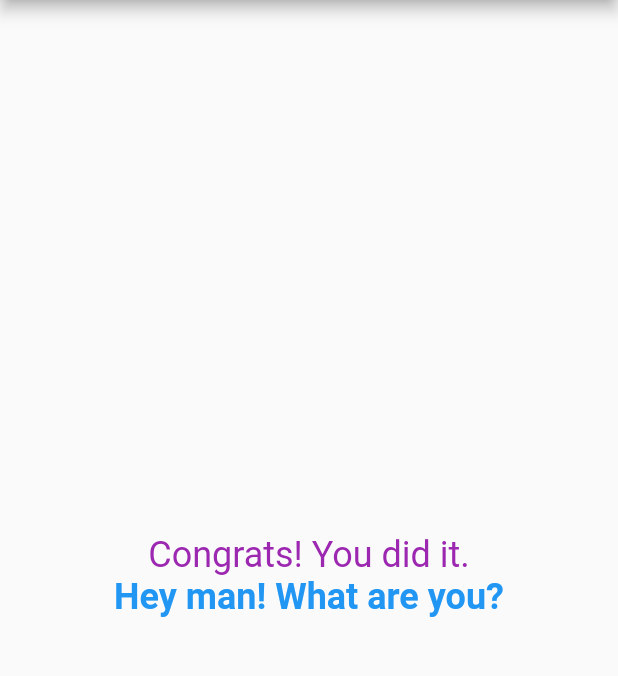
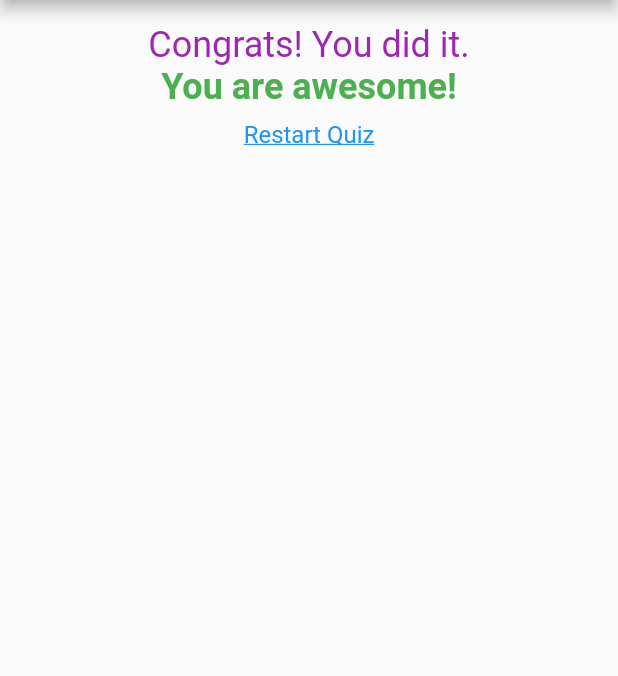
Before and after one commit to saifsiddiquee/Flutter-Quick-Quiz, a Flutter app: the screen it shows after launch, after a tap on "Red", after a tap on "Dog", after a tap on "Pele", on a phone screen of 412 x 824 dp, the part 84-760 px from its top. Run offline on Flutter 3.47's test engine with Material 2 defaults, Android fonts, the phone set to English and light mode, and no system bars.

Commit message:
quiz reset implemented

```diff
--- a/lib/main.dart
+++ b/lib/main.dart
@@ -19,28 +19,28 @@ class _MyAppState extends State<MyApp> {
     {
       'questionText': 'What\'s your favourite color?',
       'answer': [
-        {'text': 'Red', 'score': 8},
-        {'text': 'Green', 'score': 10},
-        {'text': 'Blue', 'score': 6},
-        {'text': 'Black', 'score': 9},
+        {'text': 'Red', 'score': 2},
+        {'text': 'Green', 'score': 5},
+        {'text': 'Blue', 'score': 4},
+        {'text': 'Black', 'score': 3},
       ]
     },
     {
       'questionText': 'What\'s your favourite animal?',
       'answer': [
-        {'text': 'Cat', 'score': 8},
-        {'text': 'Dog', 'score': 9},
-        {'text': 'Rabbit', 'score': 6},
+        {'text': 'Cat', 'score': 3},
+        {'text': 'Dog', 'score': 5},
+        {'text': 'Rabbit', 'score': 2},
         {'text': 'Pigeon', 'score': 4},
       ]
     },
     {
       'questionText': 'Who is your favourite athlete?',
       'answer': [
-        {'text': 'Ronaldo', 'score': 10},
-        {'text': 'Messi', 'score': 10},
-        {'text': 'Pele', 'score': 8},
-        {'text': 'Bolt', 'score': 9},
+        {'text': 'Ronaldo', 'score': 4},
+        {'text': 'Messi', 'score': 4},
+        {'text': 'Pele', 'score': 1},
+        {'text': 'Bolt', 'score': 5},
       ]
     },
   ];
@@ -50,6 +50,13 @@ class _MyAppState extends State<MyApp> {
     setState(() {
       _questionIndex = _questionIndex + 1;
       print(_questionIndex);
+    });
+  }
+
+  void _resetQuiz(){
+    setState(() {
+      _questionIndex = 0;
+      _totalScore = 0;
     });
   }
 
@@ -71,7 +78,7 @@ class _MyAppState extends State<MyApp> {
                 questionIndex: _questionIndex,
                 questions: _questions,
               )
-            : Result(_totalScore),
+            : Result(resultScore: _totalScore, resetHandler: _resetQuiz),
       ),
     );
   }
--- a/lib/result.dart
+++ b/lib/result.dart
@@ -1,16 +1,17 @@
 import 'package:flutter/material.dart';
 
 class Result extends StatelessWidget {
-  Result(this.resultScore);
+  Result({this.resultScore, this.resetHandler});
   final int resultScore;
+  final Function resetHandler;
 
   String get resultParse {
-    var resultText = "Congrats! Buddy";
-    if (resultScore <= 15){
+    var resultText = '';
+    if (resultScore <= 10) {
       resultText = 'You are awesome!';
-    } else if ( resultScore <=10){
+    } else if (resultScore <= 8) {
       resultText = 'You are adorable!';
-    } else if (resultScore <= 5){
+    } else if (resultScore <= 5) {
       resultText = 'You are a dope man!';
     } else {
       resultText = 'Hey man! What are you?';
@@ -20,8 +21,12 @@ class Result extends StatelessWidget {
 
   @override
   Widget build(BuildContext context) {
-    return Center(
-      child: RichText(
+    return Container(
+      alignment: Alignment.center,
+      margin: EdgeInsets.all(16.0),
+      child: Column(
+        children: [
+          RichText(
             textAlign: TextAlign.center,
             text: TextSpan(
                 style: TextStyle(color: Colors.purple, fontSize: 24),
@@ -30,11 +35,26 @@ class Result extends StatelessWidget {
                   TextSpan(
                     text: resultParse,
                     style: TextStyle(
-                  color: Colors.blue,
+                      color: Colors.green,
                       fontWeight: FontWeight.bold,
                     ),
-              )
+                  ),
                 ]),
+          ),
+          GestureDetector(
+            onTap: resetHandler,
+            child: Padding(
+              padding: const EdgeInsets.all(8.0),
+              child: Text(
+                'Restart Quiz',
+                style: TextStyle(
+                    color: Colors.blue,
+                    fontSize: 16.0,
+                    decoration: TextDecoration.underline),
+              ),
+            ),
+          ),
+        ],
       ),
     );
   }
```
Lines whose indentation alone changed are shown as unchanged.
